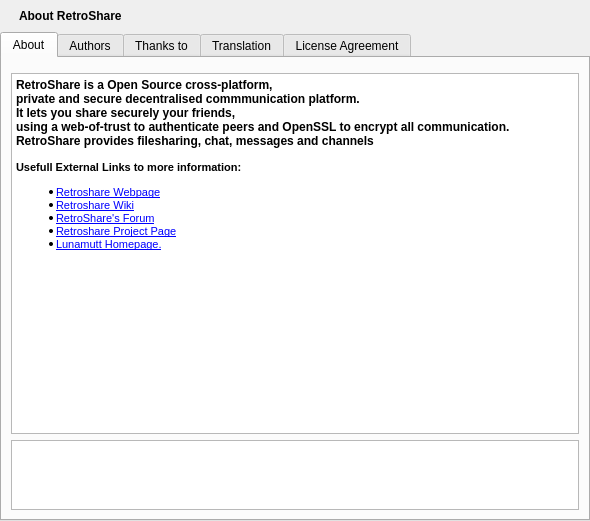
RetroShare/RetroShare, file retroshare-gui/src/gui/HelpDialog.ui: the form before one commit.
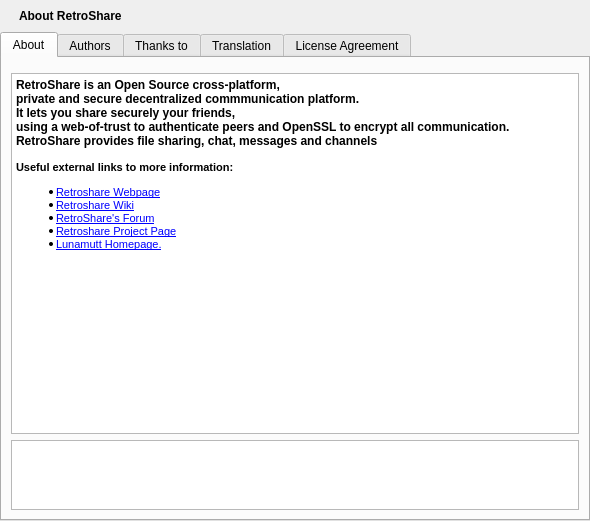
The form after the commit. Icons and pictures are not drawn.

Commit message: patch from Henry Morgan to correct spelling mistakes in source

Diff of the .ui file:
```diff
--- a/retroshare-gui/src/gui/HelpDialog.ui
+++ b/retroshare-gui/src/gui/HelpDialog.ui
@@ -61,13 +61,13 @@
 &lt;html&gt;&lt;head&gt;&lt;meta name=&quot;qrichtext&quot; content=&quot;1&quot; /&gt;&lt;style type=&quot;text/css&quot;&gt;
 p, li { white-space: pre-wrap; }
 &lt;/style&gt;&lt;/head&gt;&lt;body style=&quot; font-family:'MS Shell Dlg 2'; font-size:9pt; font-weight:400; font-style:normal;&quot;&gt;
-&lt;p align=&quot;justify&quot; style=&quot; margin-top:0px; margin-bottom:0px; margin-left:0px; margin-right:0px; -qt-block-indent:0; text-indent:0px;&quot;&gt;&lt;span style=&quot; font-family:'Arial'; font-weight:600;&quot;&gt;RetroShare is a Open Source cross-platform, &lt;/span&gt;&lt;/p&gt;
-&lt;p align=&quot;justify&quot; style=&quot; margin-top:0px; margin-bottom:0px; margin-left:0px; margin-right:0px; -qt-block-indent:0; text-indent:0px;&quot;&gt;&lt;span style=&quot; font-family:'Arial'; font-weight:600;&quot;&gt;private and secure decentralised commmunication platform.	&lt;/span&gt;&lt;/p&gt;
+&lt;p align=&quot;justify&quot; style=&quot; margin-top:0px; margin-bottom:0px; margin-left:0px; margin-right:0px; -qt-block-indent:0; text-indent:0px;&quot;&gt;&lt;span style=&quot; font-family:'Arial'; font-weight:600;&quot;&gt;RetroShare is an Open Source cross-platform, &lt;/span&gt;&lt;/p&gt;
+&lt;p align=&quot;justify&quot; style=&quot; margin-top:0px; margin-bottom:0px; margin-left:0px; margin-right:0px; -qt-block-indent:0; text-indent:0px;&quot;&gt;&lt;span style=&quot; font-family:'Arial'; font-weight:600;&quot;&gt;private and secure decentralized commmunication platform.	&lt;/span&gt;&lt;/p&gt;
 &lt;p align=&quot;justify&quot; style=&quot; margin-top:0px; margin-bottom:0px; margin-left:0px; margin-right:0px; -qt-block-indent:0; text-indent:0px;&quot;&gt;&lt;span style=&quot; font-family:'Arial'; font-weight:600;&quot;&gt;It lets you share securely your friends, &lt;/span&gt;&lt;/p&gt;
 &lt;p align=&quot;justify&quot; style=&quot; margin-top:0px; margin-bottom:0px; margin-left:0px; margin-right:0px; -qt-block-indent:0; text-indent:0px;&quot;&gt;&lt;span style=&quot; font-family:'Arial'; font-weight:600;&quot;&gt;using a web-of-trust to authenticate peers and OpenSSL to encrypt all communication. &lt;/span&gt;&lt;/p&gt;
-&lt;p align=&quot;justify&quot; style=&quot; margin-top:0px; margin-bottom:0px; margin-left:0px; margin-right:0px; -qt-block-indent:0; text-indent:0px;&quot;&gt;&lt;span style=&quot; font-family:'Arial'; font-weight:600;&quot;&gt;RetroShare provides filesharing, chat, messages and channels&lt;/span&gt;&lt;/p&gt;
+&lt;p align=&quot;justify&quot; style=&quot; margin-top:0px; margin-bottom:0px; margin-left:0px; margin-right:0px; -qt-block-indent:0; text-indent:0px;&quot;&gt;&lt;span style=&quot; font-family:'Arial'; font-weight:600;&quot;&gt;RetroShare provides file sharing, chat, messages and channels&lt;/span&gt;&lt;/p&gt;
 &lt;p align=&quot;center&quot; style=&quot;-qt-paragraph-type:empty; margin-top:0px; margin-bottom:0px; margin-left:0px; margin-right:0px; -qt-block-indent:0; text-indent:0px; font-family:'Arial'; font-size:8pt;&quot;&gt;&lt;/p&gt;
-&lt;p style=&quot; margin-top:0px; margin-bottom:0px; margin-left:0px; margin-right:0px; -qt-block-indent:0; text-indent:0px;&quot;&gt;&lt;span style=&quot; font-family:'Arial'; font-size:8pt; font-weight:600;&quot;&gt;Usefull External Links to more information:&lt;/span&gt;&lt;/p&gt;
+&lt;p style=&quot; margin-top:0px; margin-bottom:0px; margin-left:0px; margin-right:0px; -qt-block-indent:0; text-indent:0px;&quot;&gt;&lt;span style=&quot; font-family:'Arial'; font-size:8pt; font-weight:600;&quot;&gt;Useful external links to more information:&lt;/span&gt;&lt;/p&gt;
 &lt;ul style=&quot;margin-top: 0px; margin-bottom: 0px; margin-left: 0px; margin-right: 0px; -qt-list-indent: 1;&quot;&gt;&lt;li style=&quot; font-family:'Arial'; font-size:8pt;&quot; align=&quot;justify&quot; style=&quot; margin-top:12px; margin-bottom:0px; margin-left:0px; margin-right:0px; -qt-block-indent:0; text-indent:0px;&quot;&gt;&lt;a href=&quot;http://retroshare.sourceforge.net&quot;&gt;&lt;span style=&quot; text-decoration: underline; color:#0000ff;&quot;&gt;Retroshare Webpage&lt;/span&gt;&lt;/a&gt;&lt;/li&gt;
 &lt;li style=&quot; font-family:'Arial'; font-size:8pt;&quot; align=&quot;justify&quot; style=&quot; margin-top:0px; margin-bottom:0px; margin-left:0px; margin-right:0px; -qt-block-indent:0; text-indent:0px;&quot;&gt;&lt;a href=&quot;http://retroshare.sourceforge.net/wiki/index.php/Main_Page&quot;&gt;&lt;span style=&quot; text-decoration: underline; color:#0000ff;&quot;&gt;Retroshare Wiki&lt;/span&gt;&lt;/a&gt;&lt;/li&gt;
 &lt;li style=&quot; font-family:'Arial'; font-size:8pt; text-decoration: underline; color:#0000ff;&quot; align=&quot;justify&quot; style=&quot; margin-top:0px; margin-bottom:0px; margin-left:0px; margin-right:0px; -qt-block-indent:0; text-indent:0px;&quot;&gt;&lt;a href=&quot;http://retroshare.sourceforge.net/forum/&quot;&gt;RetroShare's Forum&lt;/a&gt;&lt;/li&gt;
```
The commit also changes 39 other files.
